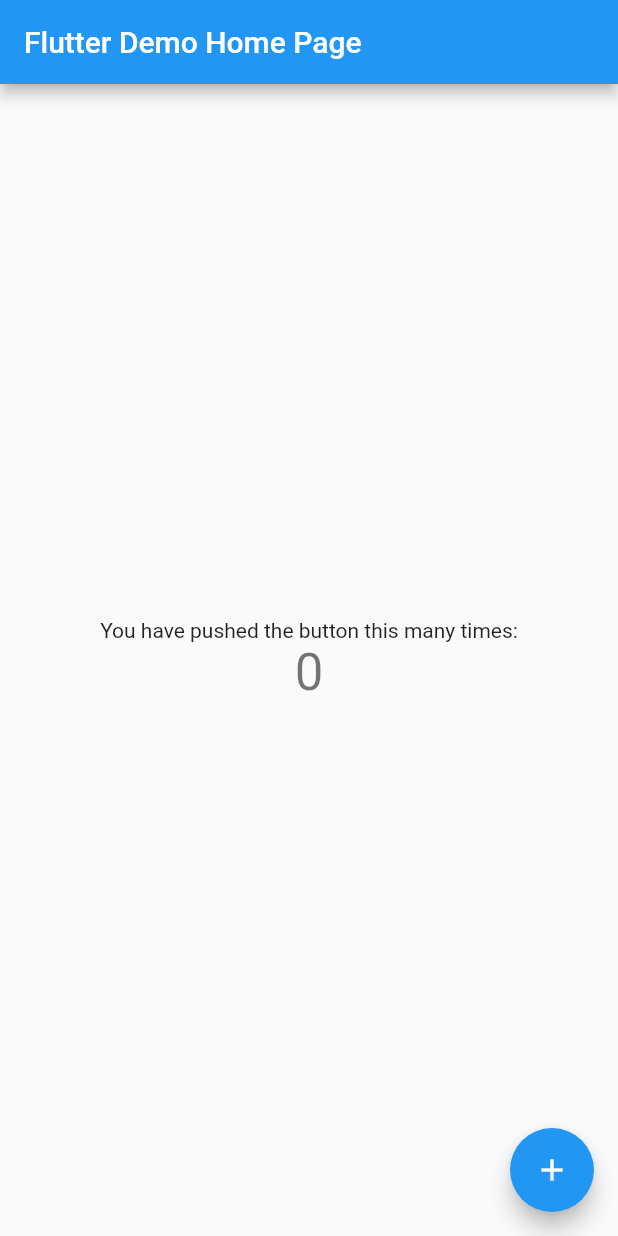
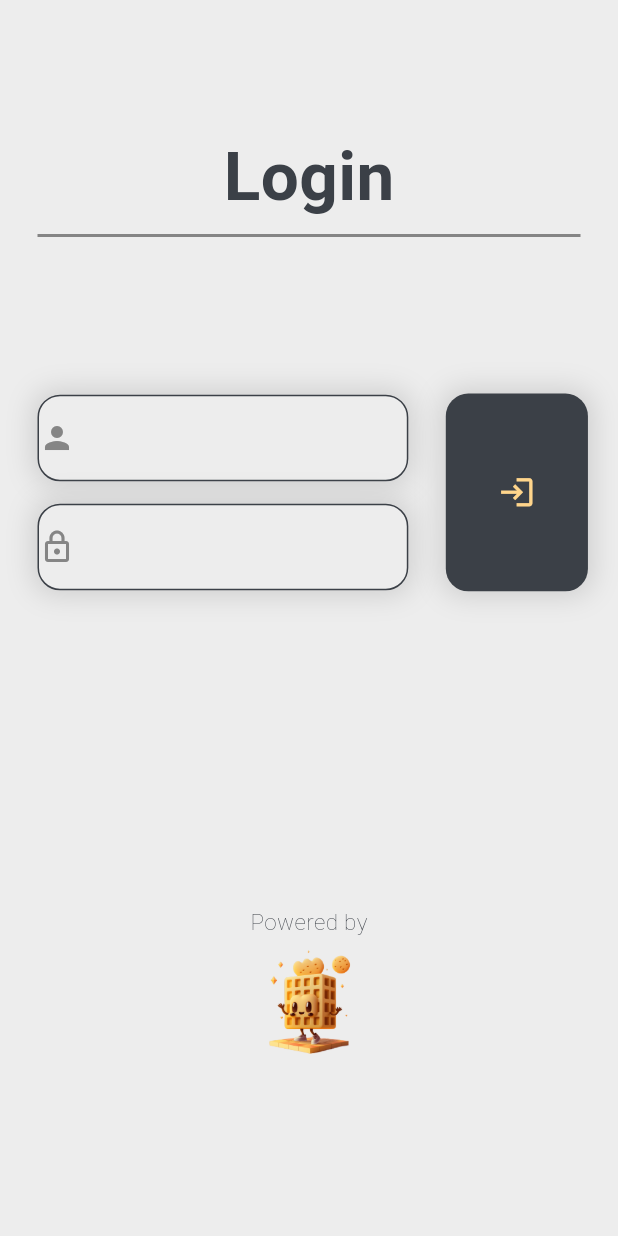
Before and after one commit to GDSC-Waffle-Team/waffle-flutter-app, a Flutter app: the screen it shows after launch, on a phone screen of 412 x 824 dp. Run offline on Flutter 3.47's test engine with Material 2 defaults, Android fonts, the light colour scheme and no system bars.

Commit message:
style: Login screen

```diff
--- a/lib/main.dart
+++ b/lib/main.dart
@@ -1,4 +1,5 @@
 import 'package:flutter/material.dart';
+import 'package:waffle/screens/login.dart';
 
 void main() {
   runApp(const MyApp());
@@ -11,54 +12,9 @@
   Widget build(BuildContext context) {
     return MaterialApp(
       title: 'Waffle',
-      home: const MyHomePage(title: 'Flutter Demo Home Page'),
+      theme: ThemeData(useMaterial3: true),
+      home: LoginScreen(),
+      debugShowCheckedModeBanner: false,
     );
   }
 }
-
-class MyHomePage extends StatefulWidget {
-  const MyHomePage({super.key, required this.title});
-
-  final String title;
-
-  @override
-  State<MyHomePage> createState() => _MyHomePageState();
-}
-
-class _MyHomePageState extends State<MyHomePage> {
-  int _counter = 0;
-
-  void _incrementCounter() {
-    setState(() {
-      _counter++;
-    });
-  }
-
-  @override
-  Widget build(BuildContext context) {
-    return Scaffold(
-      appBar: AppBar(
-        title: Text(widget.title),
-      ),
-      body: Center(
-        child: Column(
-          mainAxisAlignment: MainAxisAlignment.center,
-          children: <Widget>[
-            const Text(
-              'You have pushed the button this many times:',
-            ),
-            Text(
-              '$_counter',
-              style: Theme.of(context).textTheme.headline4,
-            ),
-          ],
-        ),
-      ),
-      floatingActionButton: FloatingActionButton(
-        onPressed: _incrementCounter,
-        tooltip: 'Increment',
-        child: const Icon(Icons.add),
-      ),
-    );
-  }
-}
--- /dev/null
+++ b/lib/screens/login.dart
@@ -0,0 +1,157 @@
+import 'package:flutter/material.dart';
+import 'package:waffle/styles/palette.dart';
+
+class LoginScreen extends StatefulWidget {
+  const LoginScreen({super.key});
+
+  @override
+  State<LoginScreen> createState() => _LoginScreenState();
+}
+
+class _LoginScreenState extends State<LoginScreen> {
+  @override
+  Widget build(BuildContext context) {
+    final _height = MediaQuery.of(context).size.height;
+    final _width = MediaQuery.of(context).size.width;
+    return Scaffold(
+        resizeToAvoidBottomInset: false,
+        backgroundColor: Palette.lightGrey,
+        body: SafeArea(
+          child: Center(
+            child: Column(
+              children: [
+                Padding(
+                  padding: const EdgeInsets.only(top: 85.0),
+                  child: Text(
+                    "Login",
+                    style: TextStyle(
+                        color: Palette.darkGrey,
+                        fontSize: 45,
+                        fontWeight: FontWeight.bold),
+                  ),
+                ),
+                const Divider(
+                  color: Palette.tickGrey,
+                  thickness: 2.0,
+                  indent: 25.0,
+                  endIndent: 25.0,
+                ),
+                SizedBox(
+                  height: _height * 0.1,
+                ),
+                Row(
+                  children: [
+                    Column(
+                      mainAxisAlignment: MainAxisAlignment.start,
+                      children: [
+                        Padding(
+                          padding: const EdgeInsets.symmetric(horizontal: 25.0),
+                          child: Container(
+                              height: _height * 0.07,
+                              width: _width * 0.6,
+                              margin: const EdgeInsets.only(top: 15.0),
+                              decoration: BoxDecoration(
+                                  color: Palette.lightGrey,
+                                  border: Border.all(color: Palette.darkGrey),
+                                  borderRadius: BorderRadius.circular(15),
+                                  boxShadow: [
+                                    BoxShadow(
+                                        color:
+                                            Palette.tickGrey.withOpacity(0.3),
+                                        spreadRadius: 3,
+                                        blurRadius: 15,
+                                        offset: Offset.zero)
+                                  ]),
+                              child: Center(
+                                child: TextField(
+                                  decoration: InputDecoration(
+                                      focusColor: Palette.darkGrey,
+                                      border: InputBorder.none,
+                                      icon: Icon(
+                                        Icons.person,
+                                        color: Palette.tickGrey,
+                                      )),
+                                ),
+                              )),
+                        ),
+                        Container(
+                            height: _height * 0.07,
+                            width: _width * 0.6,
+                            margin: const EdgeInsets.only(top: 15.0),
+                            decoration: BoxDecoration(
+                                color: Palette.lightGrey,
+                                border: Border.all(color: Palette.darkGrey),
+                                borderRadius: BorderRadius.circular(15),
+                                boxShadow: [
+                                  BoxShadow(
+                                      color: Palette.tickGrey.withOpacity(0.3),
+                                      spreadRadius: 3,
+                                      blurRadius: 15,
+                                      offset: Offset.zero)
+                                ]),
+                            child: Center(
+                              child: TextField(
+                                  decoration: InputDecoration(
+                                      border: InputBorder.none,
+                                      icon: Icon(
+                                        Icons.lock_outlined,
+                                        color: Palette.tickGrey,
+                                      ))),
+                            )),
+                      ],
+                    ),
+                    Padding(
+                      padding: const EdgeInsets.only(top: 15.0),
+                      child: Container(
+                        height: _height * 0.16,
+                        width: _width * 0.23,
+                        decoration: BoxDecoration(
+                            color: Palette.darkGrey,
+                            borderRadius: BorderRadius.circular(15),
+                            boxShadow: [
+                              BoxShadow(
+                                  color: Palette.tickGrey.withOpacity(0.3),
+                                  spreadRadius: 3,
+                                  blurRadius: 15,
+                                  offset: Offset.zero)
+                            ]),
+                        child: IconButton(
+                          onPressed: () {
+                            // isResponse status == 200 ? Route Page : null
+                          },
+                          icon:
+                              Icon(Icons.login_outlined, color: Palette.mimosa),
+                          iconSize: 25,
+                        ),
+                      ),
+                    )
+                  ],
+                ),
+                SizedBox(
+                  height: _height * 0.2,
+                ),
+                Container(
+                  child: Column(
+                    children: [
+                      Padding(
+                        padding: const EdgeInsets.only(top: 45.0),
+                        child: Text(
+                          "Powered by",
+                          style: TextStyle(
+                              color: Palette.darkGrey,
+                              fontSize: 15,
+                              fontWeight: FontWeight.w100),
+                        ),
+                      ),
+                      Image(
+                          image: AssetImage("assets/images/waffle.png"),
+                          width: _width * 0.2)
+                    ],
+                  ),
+                ),
+              ],
+            ),
+          ),
+        ));
+  }
+}
--- /dev/null
+++ b/lib/styles/palette.dart
@@ -0,0 +1,9 @@
+import 'package:flutter/material.dart';
+
+class Palette {
+  //MARK: BASE COLOR SET
+  static const lightGrey = Color(0xffEDEDED);
+  static const tickGrey = Color(0xff858585);
+  static const darkGrey = Color(0xff3B4047);
+  static const mimosa = Color(0xffFFD58B);
+}
--- a/pubspec.yaml
+++ b/pubspec.yaml
@@ -60,9 +60,8 @@
   uses-material-design: true
 
   # To add assets to your application, add an assets section, like this:
-  # assets:
-  #   - images/a_dot_burr.jpeg
-  #   - images/a_dot_ham.jpeg
+  assets:
+     - assets/images/waffle.png
 
   # An image asset can refer to one or more resolution-specific "variants", see
   # https://flutter.dev/assets-and-images/#resolution-aware
```
Also changed, not shown: assets/images/waffle.png (added).
